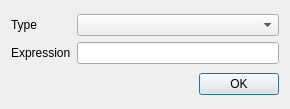
samstyle/Xpeccy, file ui/wch_new.ui: the form before one commit.
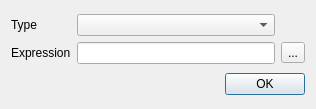
The form after the commit. Icons and pictures are not drawn.

```diff
--- a/ui/wch_new.ui
+++ b/ui/wch_new.ui
@@ -6,7 +6,7 @@
    <rect>
     <x>0</x>
     <y>0</y>
-    <width>290</width>
+    <width>316</width>
     <height>109</height>
    </rect>
   </property>
@@ -15,7 +15,10 @@
   </property>
   <layout class="QGridLayout" name="gridLayout_2">
    <item row="0" column="0">
-    <layout class="QGridLayout" name="gridLayout" columnstretch="0,10">
+    <layout class="QGridLayout" name="gridLayout" columnstretch="0,10,0">
+     <item row="1" column="1">
+      <widget class="QLineEdit" name="leExpression"/>
+     </item>
      <item row="0" column="1">
       <widget class="QComboBox" name="cbType"/>
      </item>
@@ -33,8 +36,16 @@
        </property>
       </widget>
      </item>
-     <item row="1" column="1">
-      <widget class="QLineEdit" name="leExpression"/>
+     <item row="1" column="2">
+      <widget class="QToolButton" name="tbLabel">
+       <property name="text">
+        <string>...</string>
+       </property>
+       <property name="icon">
+        <iconset resource="../xpeccy.qrc">
+         <normaloff>:/images/label.png</normaloff>:/images/label.png</iconset>
+       </property>
+      </widget>
      </item>
     </layout>
    </item>
```
